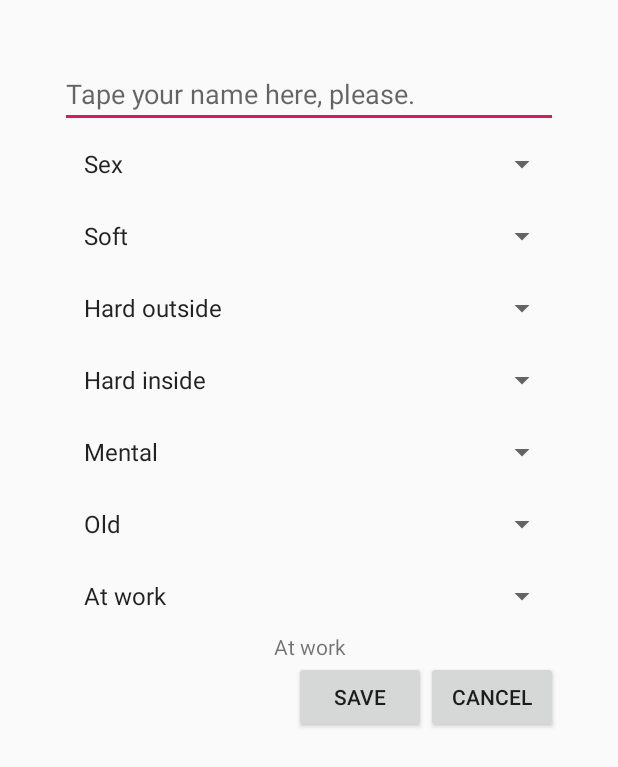
After one commit to byhba/Feelme, an Android app: the PreferenceActivity screen opened directly, with no data from a screen before it, on a phone screen of 412 x 824 dp. The commit adds this screen. Shown: the top 767 px of the screen. Run offline under Robolectric (Android 15) with nearby library versions, the phone set to English and light mode, and no system bars.

Commit message:
Preference utilisateur pas encore au sharedPreference

```diff
--- a/app/build.gradle
+++ b/app/build.gradle
@@ -24,7 +24,7 @@ android {
 
 dependencies {
     implementation fileTree(dir: 'libs', include: ['*.jar'])
-    implementation"org.jetbrains.kotlin:kotlin-stdlib-jdk7:$kotlin_version"
+    implementation "org.jetbrains.kotlin:kotlin-stdlib-jdk7:$kotlin_version"
     implementation 'com.android.support:appcompat-v7:28.0.0'
     implementation 'com.android.support.constraint:constraint-layout:1.1.3'
     testImplementation 'junit:junit:4.12'
--- a/app/src/main/AndroidManifest.xml
+++ b/app/src/main/AndroidManifest.xml
@@ -9,6 +9,8 @@
             android:roundIcon="@mipmap/ic_launcher_round"
             android:supportsRtl="true"
             android:theme="@style/AppTheme">
+        <activity android:name=".PreferenceActivity">
+        </activity>
         <activity android:name=".MainActivity">
             <intent-filter>
                 <action android:name="android.intent.action.MAIN"/>
--- /dev/null
+++ b/app/src/main/java/com/feelme/PreferenceActivity.kt
@@ -0,0 +1,178 @@
+package com.feelme
+
+import android.content.Context
+import android.content.Intent
+import android.support.v7.app.AppCompatActivity
+import android.os.Bundle
+import android.view.View
+import android.widget.*
+
+class PreferenceActivity : AppCompatActivity() {
+
+    lateinit var pref1 : Spinner
+    lateinit var pref2 : Spinner
+    lateinit var pref3 : Spinner
+    lateinit var pref4 : Spinner
+    lateinit var pref5 : Spinner
+    lateinit var pref6 : Spinner
+    lateinit var sex : Spinner
+    lateinit var spinresult: TextView
+    lateinit var name: EditText
+
+
+
+    override fun onCreate(savedInstanceState: Bundle?) {
+        super.onCreate(savedInstanceState)
+        setContentView(R.layout.activity_preference)
+
+        name = findViewById(R.id.name) as EditText
+        sex = findViewById(R.id.sex) as Spinner
+        pref1 = findViewById(R.id.pref1) as Spinner
+        pref2 = findViewById(R.id.pref2) as Spinner
+        pref3 = findViewById(R.id.pref3) as Spinner
+        pref4 = findViewById(R.id.pref4) as Spinner
+        pref5 = findViewById(R.id.pref5) as Spinner
+        pref6 = findViewById(R.id.pref6) as Spinner
+        spinresult = findViewById(R.id.spinresult) as TextView
+        val cancelPref = findViewById(R.id.cancelPref) as Button
+        val savePrefs = findViewById(R.id.savePrefs) as Button
+
+
+        val listPref1 = arrayOf("Soft","Walking","Sleeping","Singing","Reading","Watching TV","Go to beach")
+        val listPref2 = arrayOf("Hard outside","Running","Playing Basket","Playing Foot","Playing Hockey","Swimming")
+        val listPref3 = arrayOf("Hard inside","Walking","Sleeping","Singing")
+        val listPref4 = arrayOf("Mental","Playing game","Reading")
+        val listPref5 = arrayOf("Old","None if you are not old","listen to music","reading","walking")
+        val listPref6 = arrayOf("At work","Take a break","Drink water","Drink coffee")
+        val listSex = arrayOf("Sex","Male","Female")
+
+
+        pref1.adapter = ArrayAdapter<String>(this,android.R.layout.simple_list_item_1, listPref1)
+        pref2.adapter = ArrayAdapter<String>(this,android.R.layout.simple_list_item_1, listPref2)
+        pref3.adapter = ArrayAdapter<String>(this,android.R.layout.simple_list_item_1, listPref3)
+        pref4.adapter = ArrayAdapter<String>(this,android.R.layout.simple_list_item_1, listPref4)
+        pref5.adapter = ArrayAdapter<String>(this,android.R.layout.simple_list_item_1, listPref5)
+        pref6.adapter = ArrayAdapter<String>(this,android.R.layout.simple_list_item_1, listPref6)
+
+        sex.adapter = ArrayAdapter<String>(this,android.R.layout.simple_list_item_1, listSex)
+
+
+
+        pref1.onItemSelectedListener = object : AdapterView.OnItemSelectedListener{
+            var spref1 = ""
+            override fun onNothingSelected(parent: AdapterView<*>?) {
+                spinresult.text = ""
+        }
+            override fun onItemSelected(parent: AdapterView<*>?, view: View?, position: Int, id: Long) {
+                spinresult.text = listPref1.get(position)
+                spref1 = listPref1.get(position)
+            }
+        }
+
+        pref2.onItemSelectedListener = object : AdapterView.OnItemSelectedListener{
+            var spref2 = ""
+            override fun onNothingSelected(parent: AdapterView<*>?) {
+                spinresult.text = ""
+            }
+            override fun onItemSelected(parent: AdapterView<*>?, view: View?, position: Int, id: Long) {
+                spinresult.text = listPref2.get(position)
+                spref2 = listPref2.get(position)
+            }
+        }
+
+        pref3.onItemSelectedListener = object : AdapterView.OnItemSelectedListener{
+            var spref3 = ""
+            override fun onNothingSelected(parent: AdapterView<*>?) {
+                spinresult.text = ""
+            }
+            override fun onItemSelected(parent: AdapterView<*>?, view: View?, position: Int, id: Long) {
+                spinresult.text = listPref3.get(position)
+                spref3 = listPref3.get(position)
+            }
+        }
+
+        pref4.onItemSelectedListener = object : AdapterView.OnItemSelectedListener{
+            var spref4 = ""
+            override fun onNothingSelected(parent: AdapterView<*>?) {
+                spinresult.text = ""
+            }
+            override fun onItemSelected(parent: AdapterView<*>?, view: View?, position: Int, id: Long) {
+                spinresult.text = listPref4.get(position)
+                spref4 = listPref4.get(position)
+            }
+        }
+
+        pref5.onItemSelectedListener = object : AdapterView.OnItemSelectedListener{
+            var spref5 = ""
+            override fun onNothingSelected(parent: AdapterView<*>?) {
+                spinresult.text = ""
+            }
+            override fun onItemSelected(parent: AdapterView<*>?, view: View?, position: Int, id: Long) {
+                spinresult.text = listPref5.get(position)
+                spref5 = listPref5.get(position)
+            }
+        }
+
+        pref6.onItemSelectedListener = object : AdapterView.OnItemSelectedListener{
+            var spref6 = ""
+            override fun onNothingSelected(parent: AdapterView<*>?) {
+                spinresult.text = ""
+            }
+            override fun onItemSelected(parent: AdapterView<*>?, view: View?, position: Int, id: Long) {
+                spinresult.text = listPref6.get(position)
+                spref6 = listPref6.get(position)
+            }
+        }
+
+        sex.onItemSelectedListener = object : AdapterView.OnItemSelectedListener{
+            var ssex = ""
+            override fun onNothingSelected(parent: AdapterView<*>?) {
+                spinresult.text = ""
+            }
+            override fun onItemSelected(parent: AdapterView<*>?, view: View?, position: Int, id: Long) {
+                spinresult.text = listSex.get(position)
+                ssex = listSex.get(position)
+            }
+        }
+
+        cancelPref.setOnClickListener {
+            val intent = Intent(this, MainActivity::class.java)
+            startActivity(intent)
+            finish()
+//            Toast.makeText(this@MainActivity, "Cancel.", Toast.LENGTH_SHORT).show()
+        }
+
+        savePrefs.setOnClickListener {
+//            saveData
+            val intent = Intent(this, MainActivity::class.java)
+            startActivity(intent)
+            finish()
+//            Toast.makeText(this@MainActivity, "Saved", Toast.LENGTH_SHORT).show()
+        }
+
+        //saving data
+        fun saveData(view: View) {
+            val aff = name.text.toString()
+            Toast.makeText(this, "$aff", Toast.LENGTH_LONG).show()
+            val sharedPref = this.getPreferences(Context.MODE_PRIVATE) ?: return
+            with(sharedPref.edit()) {
+                putString("name", name.text.toString())
+//                putString("sex", ssex.toString())
+//                putString("pref1", spref1.toString())
+//                putString("pref2", name.text.toString())
+//                putString("pref3", name.text.toString())
+//                putString("pref4", name.text.toString())
+//                putString("pref5", name.text.toString())
+//                putString("pref6", name.text.toString())
+                commit()
+            }
+        }
+
+        fun getData(view: View) {
+            val sharedPref = this.getPreferences(Context.MODE_PRIVATE) ?: return
+            val str_name = sharedPref.getString("name", "")
+            Toast.makeText(this, "$str_name", Toast.LENGTH_LONG).show()
+
+        }
+    }
+}
--- /dev/null
+++ b/app/src/main/res/layout/activity_preference.xml
@@ -0,0 +1,85 @@
+<?xml version="1.0" encoding="utf-8"?>
+<RelativeLayout
+        xmlns:android="http://schemas.android.com/apk/res/android"
+        xmlns:tools="http://schemas.android.com/tools"
+        xmlns:app="http://schemas.android.com/apk/res-auto"
+        android:layout_width="match_parent"
+        android:layout_height="match_parent"
+        tools:context=".PreferenceActivity"
+        android:orientation="vertical"
+>
+        <LinearLayout
+                android:layout_width="match_parent"
+                android:layout_height="match_parent"
+                android:layout_margin="40dp"
+                android:orientation="vertical"
+        >
+                <EditText
+                        android:layout_width="match_parent"
+                        android:layout_height="wrap_content"
+                        android:id="@+id/name"
+                        android:hint="Tape your name here, please."
+                />
+                <Spinner
+                        android:layout_width="match_parent"
+                        android:layout_height="wrap_content"
+                        android:id="@+id/sex"
+                />
+                <Spinner
+                        android:layout_width="match_parent"
+                        android:layout_height="wrap_content"
+                        android:id="@+id/pref1"
+                />
+                <Spinner
+                        android:layout_width="match_parent"
+                        android:layout_height="wrap_content"
+                        android:id="@+id/pref2"
+                />
+                <Spinner
+                        android:layout_width="match_parent"
+                        android:layout_height="wrap_content"
+                        android:id="@+id/pref3"
+                />
+                <Spinner
+                        android:layout_width="match_parent"
+                        android:layout_height="wrap_content"
+                        android:id="@+id/pref4"
+                />
+                <Spinner
+                        android:layout_width="match_parent"
+                        android:layout_height="wrap_content"
+                        android:id="@+id/pref5"
+                />
+                <Spinner
+                        android:layout_width="match_parent"
+                        android:layout_height="wrap_content"
+                        android:id="@+id/pref6"
+                />
+                <TextView
+                        android:layout_width="match_parent"
+                        android:layout_height="wrap_content"
+                        android:id="@+id/spinresult"
+                        android:gravity="center_horizontal"
+                />
+
+            <LinearLayout
+                    android:layout_width="wrap_content"
+                    android:layout_height="wrap_content"
+                    android:orientation="horizontal"
+                    android:layout_gravity="right"
+            >
+                <Button
+                        android:layout_width="wrap_content"
+                        android:layout_height="wrap_content"
+                        android:text="Save"
+                        android:id="@+id/savePrefs"
+                />
+                <Button
+                        android:layout_width="wrap_content"
+                        android:layout_height="wrap_content"
+                        android:text="Cancel"
+                        android:id="@+id/cancelPref"
+                />
+            </LinearLayout>
+        </LinearLayout>
+</RelativeLayout>
```
Also changed, not shown: app/src/main/java/com/feelme/MainActivity.kt (+14 -4 lines), app/src/main/res/layout/activity_main.xml (+27 -19 lines), app/src/main/res/layout/toolbar.xml (added, +9 -0 lines).
